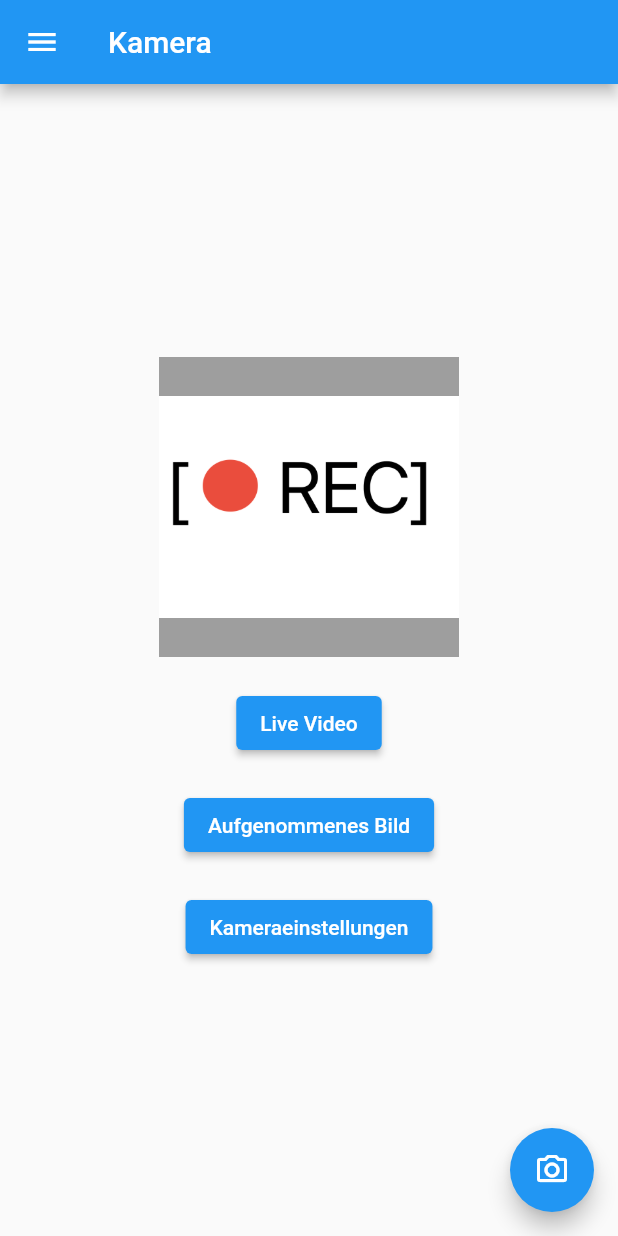
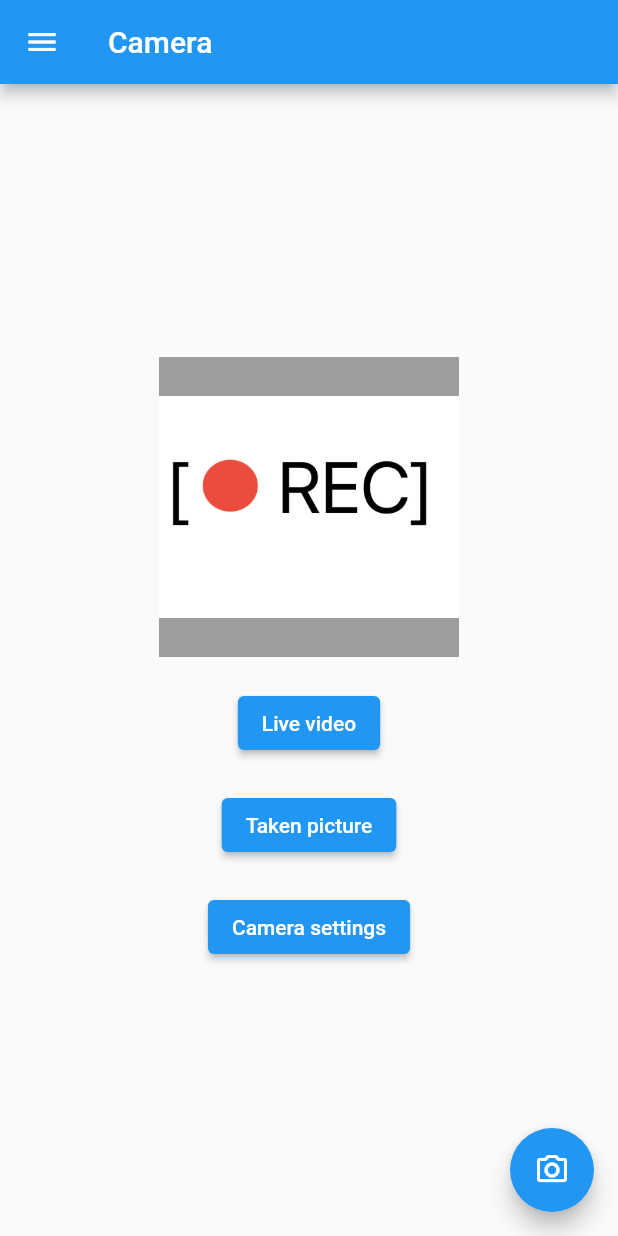
Before and after one commit to xenonv1/r2d, a Flutter app: the CameraWidget screen opened by its route, on a phone screen of 412 x 824 dp. Run offline on Flutter 3.47's test engine with Material 2 defaults, Android fonts, the phone set to English and light mode, and no system bars; our stand-ins replace go_router.

Commit message:
changed language from german to english

```diff
--- a/flutter/r2d/lib/CameraWidget.dart
+++ b/flutter/r2d/lib/CameraWidget.dart
@@ -8,7 +8,7 @@
   Widget build(BuildContext context) {
     return Scaffold(
       appBar: AppBar(
-        title: const Text('Kamera'),
+        title: const Text('Camera'),
       ),
       drawer: const DrawerWidget(),
       body: const CameraPage(),
@@ -52,7 +52,7 @@
                   _imageType = 0;
                 });
               },
-              child: const Text('Live Video'),
+              child: const Text('Live video'),
             ),
             const SizedBox(height: 20),
             ElevatedButton(
@@ -61,14 +61,14 @@
                   _imageType = 1;
                 });
               },
-              child: const Text('Aufgenommenes Bild'),
+              child: const Text('Taken picture'),
             ),
             const SizedBox(height: 20),
             ElevatedButton(
               onPressed: () {
                 // Öffne Einstellungsseite
               },
-              child: const Text('Kameraeinstellungen'),
+              child: const Text('Camera settings'),
             ),
           ],
         ),
@@ -103,8 +103,8 @@
   @override
   Widget build(BuildContext context) {
     return AlertDialog(
-      title: const Text('Aufnahme bestätigt'),
-      content: const Text('Deine Aufnahme wurde gespeichert'),
+      title: const Text('Camera picture confirmed'),
+      content: const Text('Your picture was saved'),
       actions: [
         ElevatedButton(
           onPressed: () => Navigator.of(context).pop(),
```
